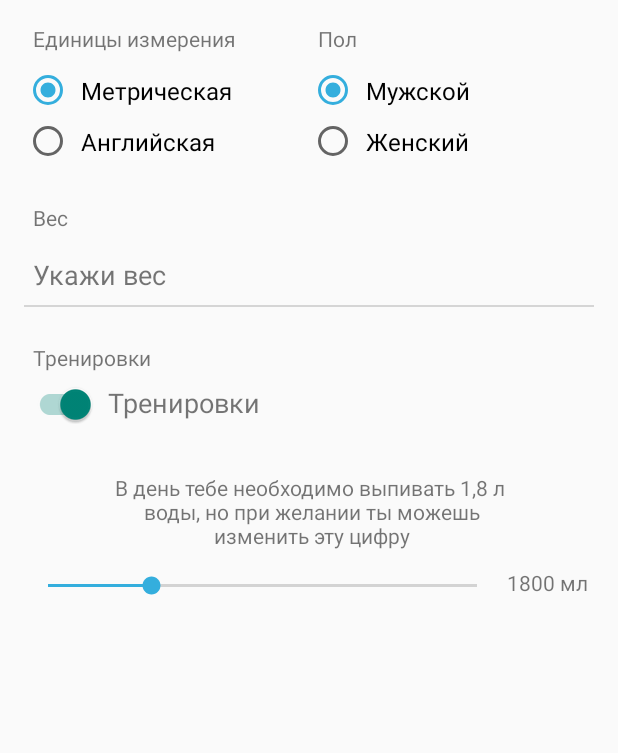
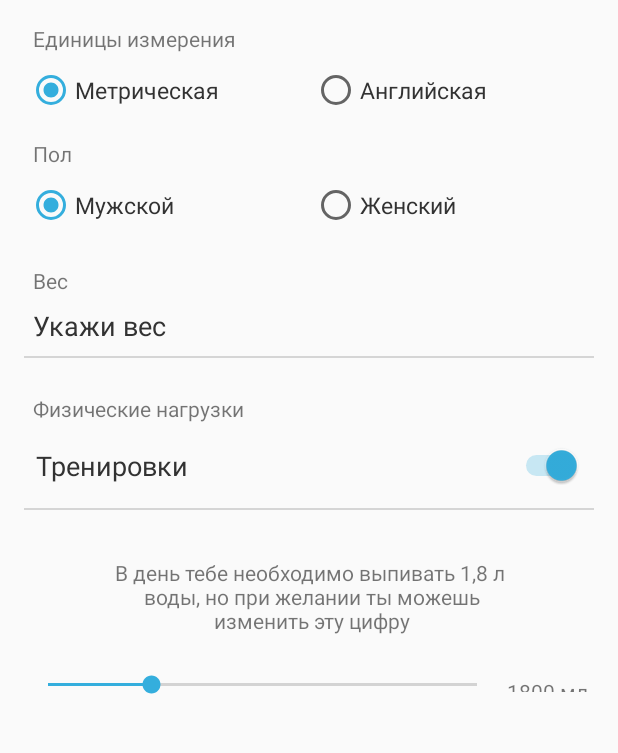
Before and after one commit to alexrm/MyWater, an Android app: the screen it shows after launch (MainActivity), on a phone screen of 412 x 824 dp, the part 120-873 px from its top. Run offline under Robolectric (Android 15) with nearby library versions, the phone set to English and light mode, and no system bars.

Commit message:
Fixed settings fragment, added notifications fragment

```diff
--- a/app/src/main/java/com/rm/mywater/MainActivity.java
+++ b/app/src/main/java/com/rm/mywater/MainActivity.java
@@ -19,7 +19,9 @@ public class MainActivity extends BaseActivity {
 
         getSupportFragmentManager().beginTransaction()
                 .replace(R.id.container, new SettingsFragment()).commit();
+
     }
+
 
     @Override
     public boolean onCreateOptionsMenu(Menu menu) {
--- /dev/null
+++ b/app/src/main/java/com/rm/mywater/ui/NotificationsFragment.java
@@ -0,0 +1,31 @@
+package com.rm.mywater.ui;
+
+
+import android.os.Bundle;
+import android.app.Fragment;
+import android.view.LayoutInflater;
+import android.view.View;
+import android.view.ViewGroup;
+
+import com.rm.mywater.R;
+
+/**
+ * A simple {@link Fragment} subclass.
+ */
+public class NotificationsFragment extends Fragment {
+
+
+    public NotificationsFragment() {
+        // Required empty public constructor
+    }
+
+
+    @Override
+    public View onCreateView(LayoutInflater inflater, ViewGroup container,
+                             Bundle savedInstanceState) {
+        // Inflate the layout for this fragment
+        return inflater.inflate(R.layout.fragment_notifications, container, false);
+    }
+
+
+}
--- /dev/null
+++ b/app/src/main/res/layout-v21/box_training.xml
@@ -0,0 +1,38 @@
+<?xml version="1.0" encoding="utf-8"?>
+<RelativeLayout xmlns:android="http://schemas.android.com/apk/res/android"
+                android:layout_width="match_parent"
+                android:layout_height="match_parent">
+
+    <TextView
+        android:id="@+id/training_text"
+        android:layout_width="wrap_content"
+        android:layout_height="wrap_content"
+        android:paddingRight="6dp"
+        android:paddingLeft="6dp"
+        android:layout_marginTop="8dp"
+        android:textSize="14sp"
+        android:text="@string/settings_physical_load"/>
+
+    <Switch
+        android:id="@+id/training_switch"
+        android:layout_width="match_parent"
+        android:layout_height="wrap_content"
+        android:layout_below="@id/training_text"
+        android:layout_marginTop="8dp"
+        android:padding="8dp"
+        android:textSize="18sp"
+        android:text="@string/settings_trainings"
+        android:textColor="@android:color/secondary_text_light"
+        android:checked="true"/>
+
+    <View
+        android:id="@+id/training_separator"
+        android:layout_width="match_parent"
+        android:layout_height="1dp"
+        android:layout_below="@id/training_switch"
+        android:layout_marginTop="8dp"
+        android:layout_marginBottom="16dp"
+        android:background="#cccc"
+        />
+
+</RelativeLayout>
--- /dev/null
+++ b/app/src/main/res/layout/box_training.xml
@@ -0,0 +1,38 @@
+<?xml version="1.0" encoding="utf-8"?>
+<RelativeLayout xmlns:android="http://schemas.android.com/apk/res/android"
+                android:layout_width="match_parent"
+                android:layout_height="match_parent">
+
+    <TextView
+        android:id="@+id/training_text"
+        android:layout_width="wrap_content"
+        android:layout_height="wrap_content"
+        android:paddingRight="6dp"
+        android:paddingLeft="6dp"
+        android:layout_marginTop="8dp"
+        android:textSize="14sp"
+        android:text="@string/settings_physical_load"/>
+
+    <android.support.v7.widget.SwitchCompat
+        android:id="@+id/training_switch"
+        android:layout_width="match_parent"
+        android:layout_height="wrap_content"
+        android:layout_below="@id/training_text"
+        android:layout_marginTop="8dp"
+        android:padding="8dp"
+        android:textSize="18sp"
+        android:text="@string/settings_trainings"
+        android:textColor="@android:color/secondary_text_light"
+        android:checked="true"/>
+
+    <View
+        android:id="@+id/training_separator"
+        android:layout_width="match_parent"
+        android:layout_height="1dp"
+        android:layout_below="@id/training_switch"
+        android:layout_marginTop="8dp"
+        android:layout_marginBottom="16dp"
+        android:background="#cccc"
+        />
+
+</RelativeLayout>
--- /dev/null
+++ b/app/src/main/res/layout/fragment_notifications.xml
@@ -0,0 +1,12 @@
+<RelativeLayout xmlns:android="http://schemas.android.com/apk/res/android"
+             xmlns:tools="http://schemas.android.com/tools"
+             android:layout_width="match_parent"
+             android:layout_height="match_parent"
+             tools:context="com.rm.mywater.ui.NotificationsFragment">
+
+    <TextView
+        android:layout_width="match_parent"
+        android:layout_height="match_parent"
+        android:text="@string/hello_blank_fragment"/>
+
+</RelativeLayout>
--- a/app/src/main/res/layout/fragment_settings.xml
+++ b/app/src/main/res/layout/fragment_settings.xml
@@ -1,27 +1,17 @@
-<RelativeLayout
+<ScrollView
     xmlns:android="http://schemas.android.com/apk/res/android"
     xmlns:tools="http://schemas.android.com/tools"
     android:layout_width="match_parent"
     android:layout_height="match_parent"
     tools:context="com.rm.mywater.ui.SettingsFragment"
-    android:paddingLeft="16dp"
-    android:paddingRight="16dp">
+    >
 
-    <LinearLayout
-        android:id="@+id/radio_box"
+    <RelativeLayout
         android:layout_width="match_parent"
         android:layout_height="wrap_content"
-        android:orientation="horizontal"
-        android:paddingTop="16dp"
-        android:paddingBottom="16dp"
-        android:weightSum="2"
-        android:baselineAligned="false">
+        android:padding="16dp"
+        android:clipToPadding="false">
 
-        <RelativeLayout
-            android:layout_width="0dp"
-            android:layout_height="wrap_content"
-            android:layout_weight="1"
-            android:layout_gravity="start">
 
         <TextView
             android:id="@+id/metric_unit"
@@ -33,84 +23,103 @@
             android:text="@string/settings_metric_unit"/>
 
         <RadioGroup
-                android:layout_width="wrap_content"
+            android:id="@+id/unit_radio"
+            android:layout_width="match_parent"
             android:layout_height="wrap_content"
             android:layout_below="@id/metric_unit"
-                android:layout_marginTop="8dp">
+            android:weightSum="2"
+            android:layout_marginTop="8dp"
+            android:layout_marginBottom="16dp"
+            android:orientation="horizontal">
 
             <RadioButton
                 android:id="@+id/radio_metric"
-                    android:layout_width="wrap_content"
+                android:layout_width="0dp"
                 android:layout_height="wrap_content"
-                    android:padding="6dp"
-                    android:textSize="16sp"
+                android:layout_weight="1"
+                android:layout_marginRight="2dp"
+                android:layout_marginLeft="2dp"
+                android:paddingTop="6dp"
+                android:paddingBottom="6dp"
+                android:textSize="15sp"
                 android:text="@string/settings_metric_units"
+                android:textColor="@android:color/secondary_text_light"
                 android:checked="true"
                 />
 
             <RadioButton
                 android:id="@+id/radio_english"
-                    android:layout_width="wrap_content"
+                android:layout_width="0dp"
                 android:layout_height="wrap_content"
-                    android:padding="6dp"
-                    android:textSize="16sp"
+                android:layout_weight="1"
+                android:layout_marginRight="2dp"
+                android:layout_marginLeft="2dp"
+                android:paddingTop="6dp"
+                android:paddingBottom="6dp"
+                android:textSize="15sp"
                 android:text="@string/settings_english_units"
+                android:textColor="@android:color/secondary_text_light"
                 />
 
         </RadioGroup>
-        </RelativeLayout>
-
-        <RelativeLayout
-            android:layout_width="0dp"
-            android:layout_height="wrap_content"
-            android:layout_weight="1"
-            android:layout_gravity="end">
 
         <TextView
             android:id="@+id/gender"
             android:layout_width="wrap_content"
             android:layout_height="wrap_content"
+            android:layout_below="@id/unit_radio"
             android:paddingRight="6dp"
             android:paddingLeft="6dp"
             android:textSize="14sp"
-                android:text="@string/settings_gender"/>
+            android:text="@string/settings_gender"
+            />
 
         <RadioGroup
-                android:layout_width="wrap_content"
+            android:id="@+id/gender_radio"
+            android:layout_width="match_parent"
             android:layout_height="wrap_content"
             android:layout_below="@id/gender"
-                android:layout_marginTop="8dp">
+            android:weightSum="2"
+            android:layout_marginTop="8dp"
+            android:layout_marginBottom="16dp"
+            android:orientation="horizontal">
 
             <RadioButton
                 android:id="@+id/radio_male"
-                    android:layout_width="wrap_content"
+                android:layout_width="0dp"
                 android:layout_height="wrap_content"
-                    android:padding="6dp"
-                    android:textSize="16sp"
+                android:layout_weight="1"
+                android:layout_marginRight="2dp"
+                android:layout_marginLeft="2dp"
+                android:paddingTop="6dp"
+                android:paddingBottom="6dp"
+                android:textSize="15sp"
                 android:text="@string/settings_male"
+                android:textColor="@android:color/secondary_text_light"
                 android:checked="true"
                 />
 
             <RadioButton
                 android:id="@+id/radio_female"
-                    android:layout_width="wrap_content"
+                android:layout_width="0dp"
                 android:layout_height="wrap_content"
-                    android:padding="6dp"
-                    android:textSize="16sp"
+                android:layout_weight="1"
+                android:layout_marginRight="2dp"
+                android:layout_marginLeft="2dp"
+                android:paddingTop="6dp"
+                android:paddingBottom="6dp"
+                android:textSize="15sp"
                 android:text="@string/settings_female"
+                android:textColor="@android:color/secondary_text_light"
                 />
 
         </RadioGroup>
-
-        </RelativeLayout>
-
-    </LinearLayout>
 
         <TextView
             android:id="@+id/weight_text"
             android:layout_width="wrap_content"
             android:layout_height="wrap_content"
-        android:layout_below="@id/radio_box"
+            android:layout_below="@id/gender_radio"
             android:paddingRight="6dp"
             android:paddingLeft="6dp"
             android:layout_marginTop="8dp"
@@ -119,14 +128,15 @@
 
         <TextView
             android:id="@+id/set_weight_text"
-        android:layout_width="wrap_content"
+            android:layout_width="match_parent"
             android:layout_height="wrap_content"
             android:layout_below="@id/weight_text"
             android:paddingRight="6dp"
             android:paddingLeft="6dp"
-        android:layout_marginTop="16dp"
+            android:layout_marginTop="8dp"
             android:textSize="18sp"
             android:text="@string/settings_set_weight"
+            android:textColor="@android:color/secondary_text_light"
             android:clickable="true"/>
 
         <View
@@ -139,78 +149,54 @@
             android:background="#cccc"
             />
 
-    <TextView
-        android:id="@+id/training_text"
-        android:layout_width="wrap_content"
+        <include
+            android:id="@+id/training_box"
+            layout="@layout/box_training"
+            android:layout_width="match_parent"
             android:layout_height="wrap_content"
-        android:layout_below="@id/weight_separator"
-        android:paddingRight="6dp"
-        android:paddingLeft="6dp"
-        android:layout_marginTop="8dp"
-        android:textSize="14sp"
-        android:text="@string/settings_trainings"/>
-
-    <android.support.v7.widget.SwitchCompat
-        android:id="@+id/training_switch"
-        android:layout_width="wrap_content"
-        android:layout_height="wrap_content"
-        android:layout_below="@id/training_text"
-        android:layout_marginTop="8dp"
-        android:layout_marginBottom="16dp"
-        android:checked="true"/>
-
-    <TextView
-        android:id="@+id/trainings_switch_text"
-        android:layout_width="wrap_content"
-        android:layout_height="wrap_content"
-        android:layout_below="@id/training_text"
-        android:layout_toRightOf="@id/training_switch"
-        android:layout_toEndOf="@+id/training_switch"
-        android:layout_marginLeft="8dp"
-        android:layout_marginStart="8dp"
-        android:layout_marginTop="8dp"
-        android:textSize="18sp"
-        android:text="@string/settings_trainings"
-        android:clickable="true"/>
+            android:layout_below="@id/weight_separator"/>
 
         <TextView
             android:id="@+id/volume"
             android:layout_width="wrap_content"
             android:layout_height="wrap_content"
             android:layout_centerHorizontal="true"
-        android:layout_below="@id/training_switch"
+            android:layout_below="@id/training_box"
             android:layout_marginTop="16dp"
+            android:layout_marginBottom="16dp"
             android:textSize="14sp"
-        android:text="В день тебе необходимо выпивать 1,8 л\n воды, но при желании ты можешь\n изменить эту цифру"
+            android:text="@string/volume_descr"
             android:gravity="center"
             />
 
         <TextView
-        android:id="@+id/volume_text"
+            android:id="@id/volume_text"
             android:layout_width="wrap_content"
-        android:layout_height="28dp"
+            android:layout_height="wrap_content"
             android:layout_alignParentEnd="true"
             android:layout_alignParentRight="true"
+            android:layout_alignBottom="@id/volume_seek"
             android:layout_below="@id/volume"
             android:layout_marginTop="8dp"
             android:layout_marginLeft="4dp"
             android:layout_marginRight="4dp"
-        android:gravity="center_vertical"
+            android:paddingTop="4dp"
+            android:paddingBottom="4dp"
             android:textSize="14sp"
-        android:text="1800 мл"
+            android:text="@string/volume_placeholder"
             />
 
         <SeekBar
-        android:id="@+id/volume_seek"
+            android:id="@id/volume_seek"
             android:layout_width="match_parent"
-        android:layout_height="32dp"
+            android:layout_height="wrap_content"
             android:layout_below="@id/volume"
             android:layout_toLeftOf="@id/volume_text"
             android:layout_toStartOf="@id/volume_text"
             android:layout_marginTop="8dp"
-        android:gravity="center_vertical"
             android:paddingLeft="16dp"
             android:paddingRight="16dp"
             android:progress="24"/>
 
     </RelativeLayout>
+</ScrollView>
--- /dev/null
+++ b/app/src/main/res/values/ids.xml
@@ -0,0 +1,5 @@
+<?xml version="1.0" encoding="utf-8"?>
+<resources>
+    <item name="volume_seek" type="id"/>
+    <item name="volume_text" type="id"/>
+</resources>
--- a/app/src/main/res/values/strings.xml
+++ b/app/src/main/res/values/strings.xml
@@ -14,5 +14,11 @@
     <string name="settings_weight">Вес</string>
     <string name="settings_set_weight">Укажи вес</string>
     <string name="settings_trainings">Тренировки</string>
+    <string name="volume_descr">В день тебе необходимо выпивать 1,8 л\n воды, но при желании ты можешь\n изменить эту цифру</string>
+    <string name="volume_placeholder">1800 мл</string>
+
+<!-- TODO: Remove or change this placeholder text -->
+    <string name="hello_blank_fragment">Hello blank fragment</string>
+    <string name="settings_physical_load">Физические нагрузки</string>
 
 </resources>
--- a/app/src/main/res/values/styles.xml
+++ b/app/src/main/res/values/styles.xml
@@ -4,8 +4,8 @@
 
         <item name="android:windowBackground">@color/window_background</item>
         <item name="colorPrimary">@color/color_primary</item>
-        <item name="colorAccent">@color/color_accent</item>
-        <item name="android:colorActivatedHighlight">@color/color_activated_highlight</item>
+        <item name="colorAccent">#2c94bc</item>
+        <item name="android:colorActivatedHighlight">#f00</item>
 
     </style>
 
```
Lines whose indentation alone changed are shown as unchanged.
